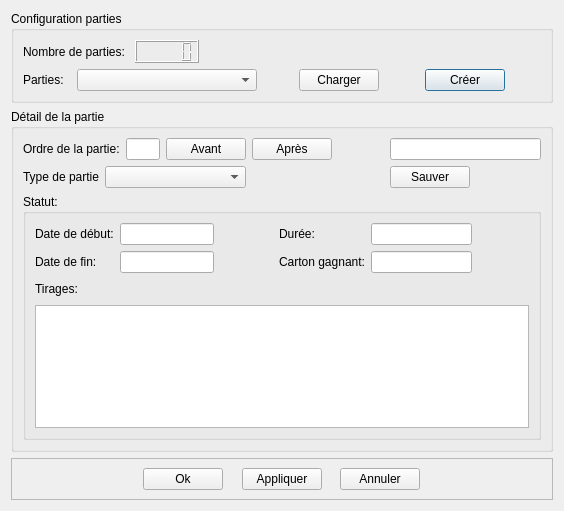
Above: sources/UI/ConfigurationParties.ui from Silmaen/EvenementLoto before the change. Below: the same form after it.
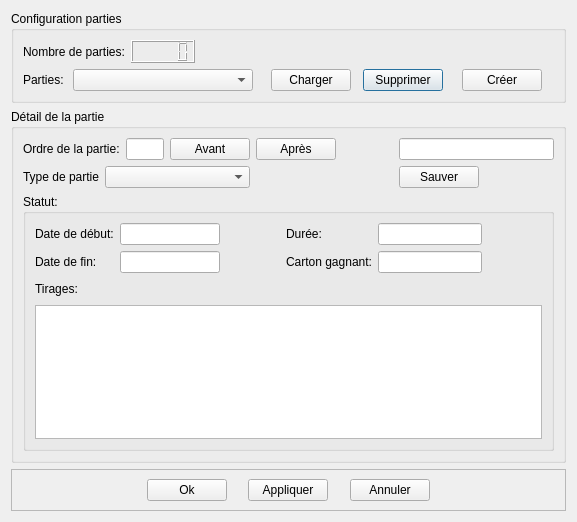
That is the form after the change.

Commit message: Définition des parties fonctionnelles

The edit to the form file:
```diff
--- a/sources/UI/ConfigurationParties.ui
+++ b/sources/UI/ConfigurationParties.ui
@@ -6,8 +6,8 @@
             <rect>
                 <x>0</x>
                 <y>0</y>
-                <width>564</width>
-                <height>511</height>
+                <width>577</width>
+                <height>522</height>
             </rect>
         </property>
         <property name="windowTitle">
@@ -26,73 +26,6 @@
                         <string>Configuration parties</string>
                     </property>
                     <layout class="QGridLayout" name="gridLayout">
-                        <item row="0" column="0" colspan="2">
-                            <widget class="QLabel" name="label">
-                                <property name="text">
-                                    <string>Nombre de parties:</string>
-                                </property>
-                            </widget>
-                        </item>
-                        <item row="1" column="8">
-                            <widget class="QPushButton" name="BtnCreatePArtie">
-                                <property name="text">
-                                    <string>Créer</string>
-                                </property>
-                            </widget>
-                        </item>
-                        <item row="1" column="6">
-                            <spacer name="horizontalSpacer_8">
-                                <property name="orientation">
-                                    <enum>Qt::Horizontal</enum>
-                                </property>
-                                <property name="sizeHint" stdset="0">
-                                    <size>
-                                        <width>5</width>
-                                        <height>20</height>
-                                    </size>
-                                </property>
-                            </spacer>
-                        </item>
-                        <item row="1" column="9">
-                            <spacer name="horizontalSpacer_7">
-                                <property name="orientation">
-                                    <enum>Qt::Horizontal</enum>
-                                </property>
-                                <property name="sizeHint" stdset="0">
-                                    <size>
-                                        <width>50</width>
-                                        <height>20</height>
-                                    </size>
-                                </property>
-                            </spacer>
-                        </item>
-                        <item row="0" column="3" colspan="7">
-                            <spacer name="horizontalSpacer_5">
-                                <property name="orientation">
-                                    <enum>Qt::Horizontal</enum>
-                                </property>
-                                <property name="sizeHint" stdset="0">
-                                    <size>
-                                        <width>345</width>
-                                        <height>20</height>
-                                    </size>
-                                </property>
-                            </spacer>
-                        </item>
-                        <item row="1" column="0">
-                            <widget class="QLabel" name="label_2">
-                                <property name="text">
-                                    <string>Parties:</string>
-                                </property>
-                            </widget>
-                        </item>
-                        <item row="1" column="5">
-                            <widget class="QPushButton" name="BtnLoadPartie">
-                                <property name="text">
-                                    <string>Charger</string>
-                                </property>
-                            </widget>
-                        </item>
                         <item row="1" column="1" colspan="3">
                             <widget class="QComboBox" name="SelectedPartie">
                                 <property name="minimumSize">
@@ -103,6 +36,40 @@
                                 </property>
                             </widget>
                         </item>
+                        <item row="1" column="7">
+                            <widget class="QPushButton" name="BtnSupprimePartie">
+                                <property name="text">
+                                    <string>Supprimer</string>
+                                </property>
+                            </widget>
+                        </item>
+                        <item row="1" column="0">
+                            <widget class="QLabel" name="label_2">
+                                <property name="text">
+                                    <string>Parties:</string>
+                                </property>
+                            </widget>
+                        </item>
+                        <item row="1" column="8">
+                            <spacer name="horizontalSpacer_8">
+                                <property name="orientation">
+                                    <enum>Qt::Horizontal</enum>
+                                </property>
+                                <property name="sizeHint" stdset="0">
+                                    <size>
+                                        <width>5</width>
+                                        <height>20</height>
+                                    </size>
+                                </property>
+                            </spacer>
+                        </item>
+                        <item row="1" column="5">
+                            <widget class="QPushButton" name="BtnLoadPartie">
+                                <property name="text">
+                                    <string>Charger</string>
+                                </property>
+                            </widget>
+                        </item>
                         <item row="1" column="4">
                             <spacer name="horizontalSpacer_6">
                                 <property name="orientation">
@@ -116,6 +83,46 @@
                                 </property>
                             </spacer>
                         </item>
+                        <item row="1" column="10">
+                            <widget class="QPushButton" name="BtnCreatePArtie">
+                                <property name="text">
+                                    <string>Créer</string>
+                                </property>
+                            </widget>
+                        </item>
+                        <item row="0" column="0" colspan="2">
+                            <widget class="QLabel" name="label">
+                                <property name="text">
+                                    <string>Nombre de parties:</string>
+                                </property>
+                            </widget>
+                        </item>
+                        <item row="1" column="11">
+                            <spacer name="horizontalSpacer_7">
+                                <property name="orientation">
+                                    <enum>Qt::Horizontal</enum>
+                                </property>
+                                <property name="sizeHint" stdset="0">
+                                    <size>
+                                        <width>10</width>
+                                        <height>20</height>
+                                    </size>
+                                </property>
+                            </spacer>
+                        </item>
+                        <item row="0" column="3" colspan="9">
+                            <spacer name="horizontalSpacer_5">
+                                <property name="orientation">
+                                    <enum>Qt::Horizontal</enum>
+                                </property>
+                                <property name="sizeHint" stdset="0">
+                                    <size>
+                                        <width>345</width>
+                                        <height>20</height>
+                                    </size>
+                                </property>
+                            </spacer>
+                        </item>
                         <item row="0" column="2">
                             <widget class="QLCDNumber" name="PartiesNumber">
                                 <property name="toolTip">
@@ -123,6 +130,19 @@
                                 </property>
                             </widget>
                         </item>
+                        <item row="1" column="6">
+                            <spacer name="horizontalSpacer_9">
+                                <property name="orientation">
+                                    <enum>Qt::Horizontal</enum>
+                                </property>
+                                <property name="sizeHint" stdset="0">
+                                    <size>
+                                        <width>5</width>
+                                        <height>20</height>
+                                    </size>
+                                </property>
+                            </spacer>
+                        </item>
                     </layout>
                 </widget>
             </item>
```
Left out of the diff: 48 changed lines with no effect on the pictures. The commit also changes 3 other files.
